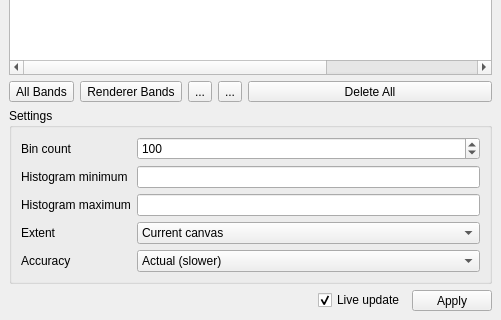
Old version of the form enmapbox/coreapps/bandstatisticsapp/bandstatisticsdialog.ui in the repository jakimowb/enmapbox_testmigration2; both pictures show x 0 to 501 and y 326 to 646 of the 501 by 646 pixel window.
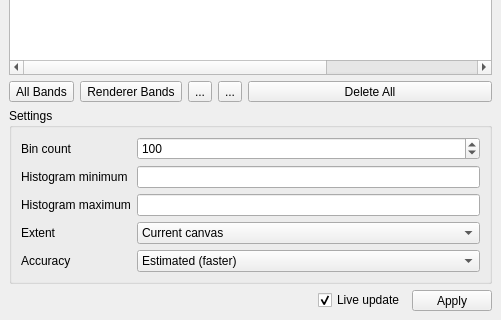
New version of the form. Icons and pictures are not drawn. Custom widgets are drawn as their Qt base class.

Commit message: fix binCount clear value

The edit to the form file:
```diff
--- a/enmapbox/coreapps/bandstatisticsapp/bandstatisticsdialog.ui
+++ b/enmapbox/coreapps/bandstatisticsapp/bandstatisticsdialog.ui
@@ -279,7 +279,7 @@
             <string>The calculation accuracy.</string>
            </property>
            <property name="currentIndex">
-            <number>1</number>
+            <number>0</number>
            </property>
            <item>
             <property name="text">
```
Left out of the diff: 2 changed lines with no effect on the pictures. The commit also changes 1 other file.
